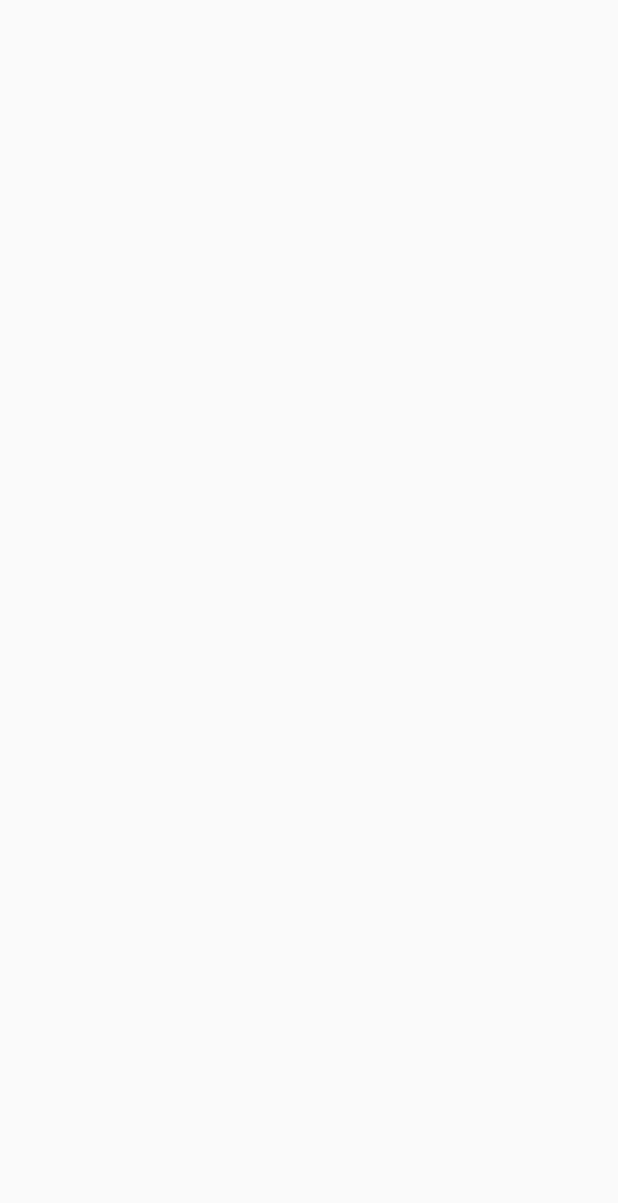
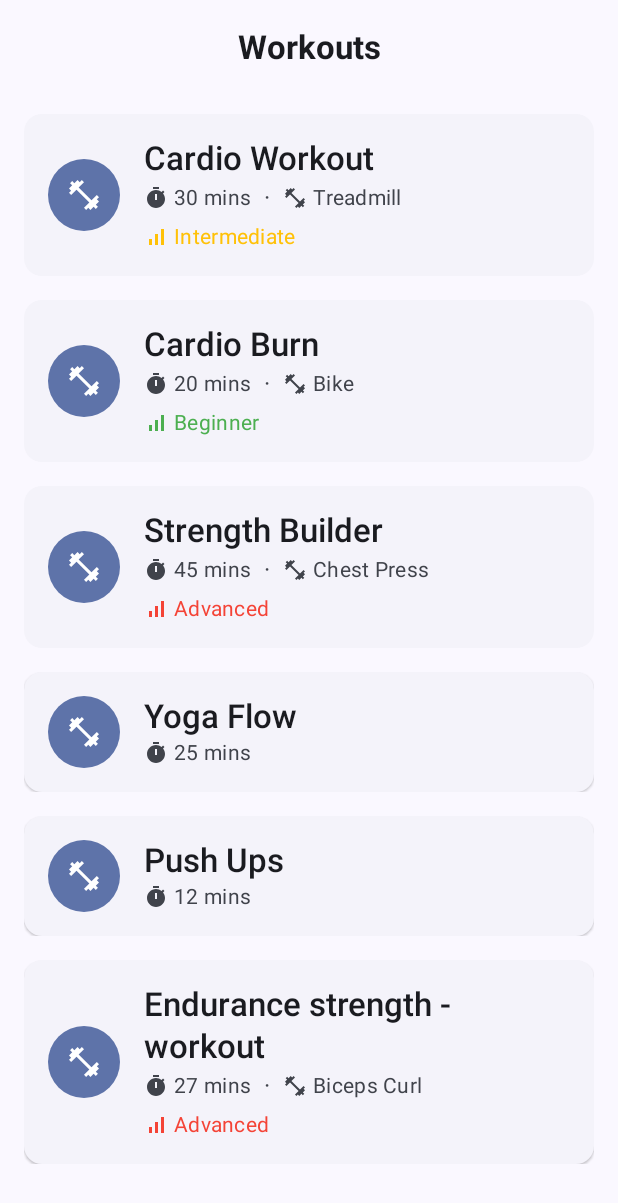
Before and after one commit to timo9036/Workouts_JohnsonHealthTech, an Android app built with Jetpack Compose: the screen it shows after launch (MainActivity), on a phone screen of 412 x 824 dp. Before the commit the part shown is empty. Shown: the top 1203 px of the screen. Run offline under Robolectric (Android 15) with nearby library versions, the phone set to English and light mode, and no system bars; our stand-ins replace Dagger/Hilt's generated code, Room's generated code.

Commit message:
added workoutlistscreen

```diff
--- a/app/src/main/java/com/example/workouts_johnsonhealthtech/MainActivity.kt
+++ b/app/src/main/java/com/example/workouts_johnsonhealthtech/MainActivity.kt
@@ -5,13 +5,17 @@ import androidx.activity.ComponentActivity
 import androidx.activity.compose.setContent
 import androidx.activity.enableEdgeToEdge
 import com.example.workouts_johnsonhealthtech.ui.theme.Workouts_JohnsonHealthTechTheme
+import com.example.workouts_johnsonhealthtech.ui.workouts.WorkoutListScreen
+import dagger.hilt.android.AndroidEntryPoint
 
+@AndroidEntryPoint
 class MainActivity : ComponentActivity() {
     override fun onCreate(savedInstanceState: Bundle?) {
         super.onCreate(savedInstanceState)
         enableEdgeToEdge()
         setContent {
             Workouts_JohnsonHealthTechTheme {
+                WorkoutListScreen(onWorkoutClick = {})
 
             }
         }
--- a/app/src/main/java/com/example/workouts_johnsonhealthtech/data/local/DatabaseCallback.kt
+++ b/app/src/main/java/com/example/workouts_johnsonhealthtech/data/local/DatabaseCallback.kt
@@ -17,10 +17,8 @@ class DatabaseCallback(
     override fun onCreate(db: SupportSQLiteDatabase) {
         super.onCreate(db)
         CoroutineScope(Dispatchers.IO).launch {
-            Log.d("DatabaseCallback", "Database created, populating with initial data.")
             val workouts = InitialData.getWorkouts(context)
             workoutDao.get().insertAll(workouts)
-            Log.d("DatabaseCallback", "Initial workouts inserted into database.")
         }
     }
 }
--- a/app/src/main/java/com/example/workouts_johnsonhealthtech/data/model/Workout.kt
+++ b/app/src/main/java/com/example/workouts_johnsonhealthtech/data/model/Workout.kt
@@ -9,5 +9,5 @@ class Workout(
     val name: String,
     val equipment: String? = null,
     val duration: Int,
-    val difficulty: String? = null
+    val difficulty: Difficulty? = null
 )
--- /dev/null
+++ b/app/src/main/java/com/example/workouts_johnsonhealthtech/ui/workouts/WorkoutListScreen.kt
@@ -0,0 +1,158 @@
+package com.example.workouts_johnsonhealthtech.ui.workouts
+
+import androidx.compose.animation.animateContentSize
+import androidx.compose.foundation.background
+import androidx.compose.foundation.layout.*
+import androidx.compose.foundation.lazy.LazyColumn
+import androidx.compose.foundation.lazy.items
+import androidx.compose.foundation.shape.CircleShape
+import androidx.compose.material.icons.Icons
+import androidx.compose.material.icons.filled.FitnessCenter
+import androidx.compose.material.icons.filled.SignalCellularAlt
+import androidx.compose.material.icons.filled.Timer
+import androidx.compose.material3.*
+import androidx.compose.runtime.Composable
+import androidx.compose.runtime.collectAsState
+import androidx.compose.runtime.getValue
+import androidx.compose.ui.Alignment
+import androidx.compose.ui.Modifier
+import androidx.compose.ui.draw.clip
+import androidx.compose.ui.graphics.Color
+import androidx.compose.ui.graphics.vector.ImageVector
+import androidx.compose.ui.text.font.FontWeight
+import androidx.compose.ui.text.style.TextOverflow
+import androidx.compose.ui.unit.dp
+import androidx.hilt.navigation.compose.hiltViewModel
+import com.example.workouts_johnsonhealthtech.data.model.Workout
+import com.example.workouts_johnsonhealthtech.data.model.Difficulty
+
+
+@OptIn(ExperimentalMaterial3Api::class)
+@Composable
+fun WorkoutListScreen(
+    viewModel: WorkoutListViewModel = hiltViewModel(),
+    onWorkoutClick: (String) -> Unit
+) {
+    val workouts by viewModel.workouts.collectAsState()
+
+    Scaffold(
+        topBar = {
+            CenterAlignedTopAppBar(
+                title = { Text("Workouts", fontWeight = FontWeight.Bold) },
+            )
+        }
+    ) { padding ->
+        LazyColumn(
+            modifier = Modifier
+                .fillMaxSize()
+                .padding(padding),
+            contentPadding = PaddingValues(horizontal = 16.dp, vertical = 12.dp),
+            verticalArrangement = Arrangement.spacedBy(16.dp)
+        ) {
+            items(workouts, key = { it.id }) { workout ->
+                WorkoutItem(
+                    workout = workout,
+                    onClick = { onWorkoutClick(workout.id) }
+                )
+            }
+        }
+    }
+}
+
+@Composable
+fun WorkoutItem(workout: Workout, onClick: () -> Unit) {
+    ElevatedCard(
+        onClick = onClick,
+        modifier = Modifier.fillMaxWidth().animateContentSize()
+    ) {
+        Row(
+            modifier = Modifier.padding(16.dp),
+            verticalAlignment = Alignment.CenterVertically,
+            horizontalArrangement = Arrangement.spacedBy(16.dp)
+        ) {
+            Box(
+                modifier = Modifier
+                    .size(48.dp)
+                    .clip(CircleShape)
+                    .background(MaterialTheme.colorScheme.primaryContainer),
+                contentAlignment = Alignment.Center
+            ) {
+                Icon(
+                    imageVector = Icons.Default.FitnessCenter,
+                    contentDescription = "Workout",
+                    modifier = Modifier.size(24.dp),
+                    tint = MaterialTheme.colorScheme.onPrimaryContainer
+                )
+            }
+
+            Column(modifier = Modifier.weight(1f).fillMaxHeight(),
+                verticalArrangement = Arrangement.SpaceBetween) {
+                Text(
+                    text = workout.name,
+                    style = MaterialTheme.typography.titleLarge,
+                    fontWeight = FontWeight.SemiBold,
+                    maxLines = 2,
+                    overflow = TextOverflow.Ellipsis
+                )
+
+                Column(verticalArrangement = Arrangement.spacedBy(4.dp)) {
+                    // This Row now only contains the duration and equipment.
+                    Row(
+                        verticalAlignment = Alignment.CenterVertically,
+                        horizontalArrangement = Arrangement.spacedBy(8.dp)
+                    ) {
+                        WorkoutDetail(
+                            icon = Icons.Default.Timer,
+                            text = "${workout.duration} mins"
+                        )
+
+                        if (workout.equipment != null) {
+                            Text("·", color = MaterialTheme.colorScheme.onSurfaceVariant)
+                            WorkoutDetail(
+                                icon = Icons.Default.FitnessCenter,
+                                text = workout.equipment
+                            )
+                        }
+                    }
+
+                    // The difficulty is now on its own line within the new Column.
+                    if (workout.difficulty != null) {
+                        // The 'when' statement now checks against the enum
+                        val difficultyColor = when (workout.difficulty) {
+                            Difficulty.BEGINNER -> Color(0xFF4CAF50)
+                            Difficulty.INTERMEDIATE -> Color(0xFFFFC107)
+                            Difficulty.ADVANCED -> Color(0xFFF44336)
+                        }
+
+                        WorkoutDetail(
+                            icon = Icons.Default.SignalCellularAlt,
+                            // The text now uses the displayName from the enum
+                            text = workout.difficulty.displayName,
+                            color = difficultyColor
+                        )
+                    }
+                }
+            }
+        }
+    }
+}
+
+@Composable
+fun WorkoutDetail(icon: ImageVector, text: String, color: Color = MaterialTheme.colorScheme.onSurfaceVariant) {
+    Row(
+        verticalAlignment = Alignment.CenterVertically,
+        horizontalArrangement = Arrangement.spacedBy(4.dp)
+    ) {
+        Icon(
+            imageVector = icon,
+            contentDescription = null,
+            modifier = Modifier.size(16.dp),
+            tint = color
+        )
+        Text(
+            text = text,
+            style = MaterialTheme.typography.bodyMedium,
+            color = color
+        )
+    }
+}
--- /dev/null
+++ b/app/src/main/java/com/example/workouts_johnsonhealthtech/ui/workouts/WorkoutListViewModel.kt
@@ -0,0 +1,24 @@
+package com.example.workouts_johnsonhealthtech.ui.workouts
+
+import androidx.lifecycle.ViewModel
+import androidx.lifecycle.viewModelScope
+import com.example.workouts_johnsonhealthtech.data.model.Workout
+import com.example.workouts_johnsonhealthtech.data.repository.WorkoutRepository
+import dagger.hilt.android.lifecycle.HiltViewModel
+import kotlinx.coroutines.flow.SharingStarted
+import kotlinx.coroutines.flow.StateFlow
+import kotlinx.coroutines.flow.stateIn
+import javax.inject.Inject
+
+@HiltViewModel
+class WorkoutListViewModel @Inject constructor(
+    repository: WorkoutRepository
+) : ViewModel() {
+
+    val workouts: StateFlow<List<Workout>> = repository.getWorkouts()
+        .stateIn(
+            scope = viewModelScope,
+            started = SharingStarted.Companion.WhileSubscribed(5000),
+            initialValue = emptyList()
+        )
+}
```
